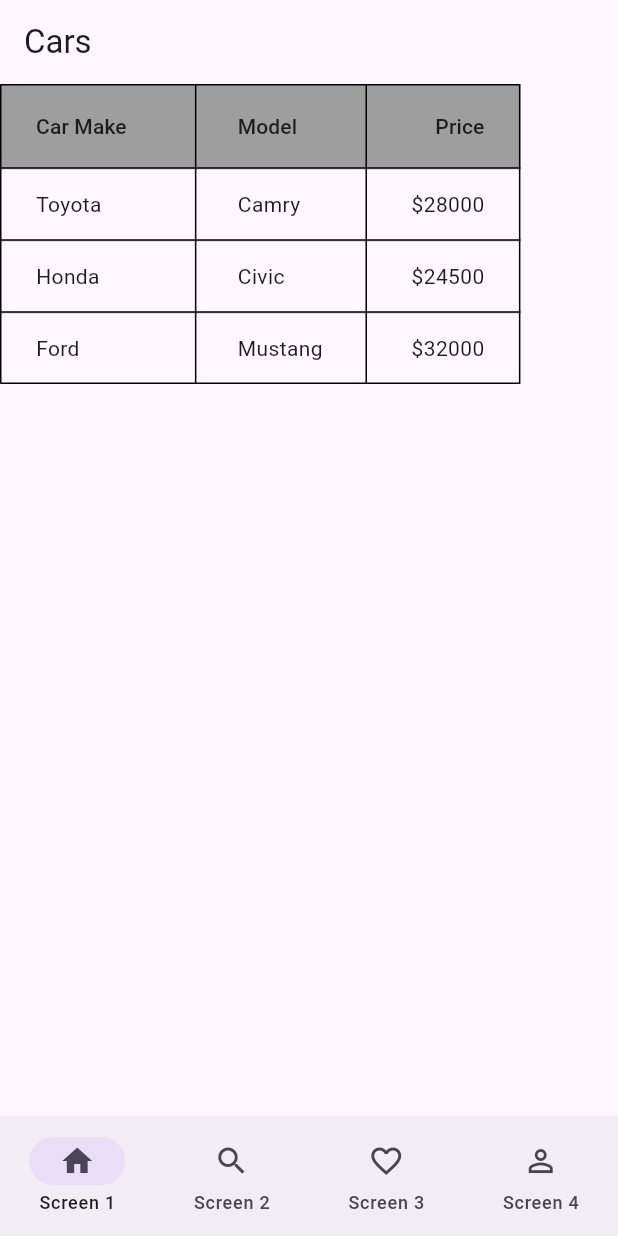
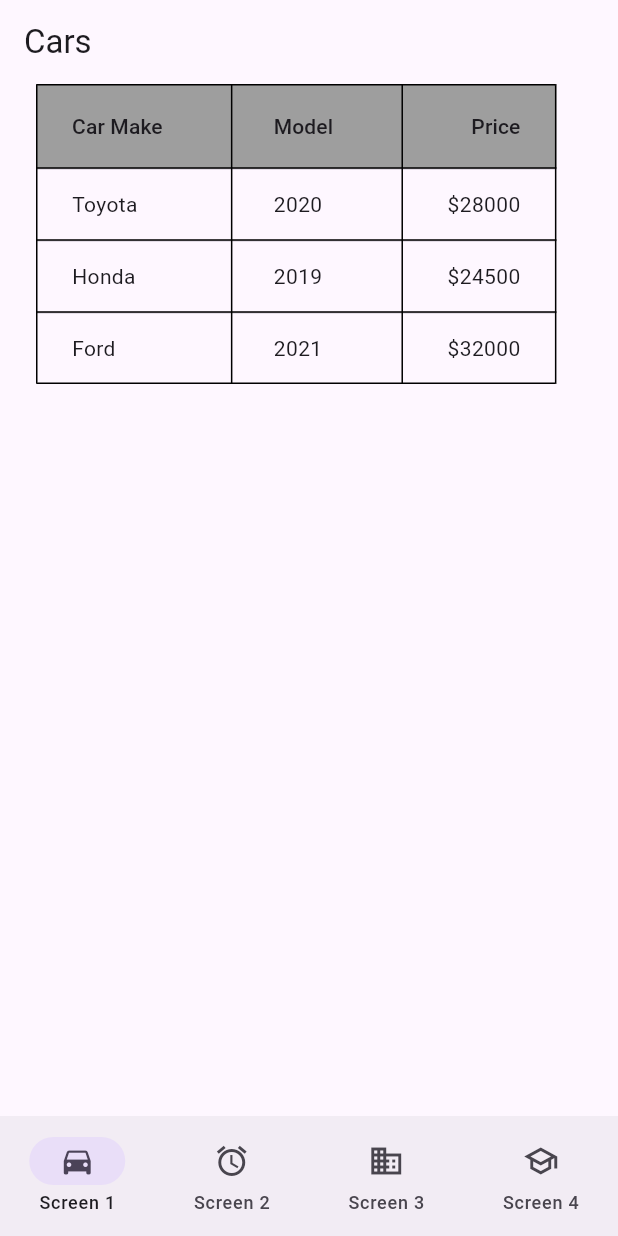
Before and after one commit to afqskb/TMA3084_G02_102719_Lab05_Lesson07, a Flutter app: the screen it shows after launch, on a phone screen of 412 x 824 dp. Run offline on Flutter 3.47's test engine with Material 3 defaults, Android fonts, the phone set to English and light mode, and no system bars; our stand-ins replace material_ui.

Commit message:
lab a b done

```diff
--- a/lib/main.dart
+++ b/lib/main.dart
@@ -56,23 +56,23 @@ class _BottomNavState extends State<BottomNav> {
         },
         destinations: const [
           NavigationDestination(
-            icon: Icon(Icons.home_outlined),
-            selectedIcon: Icon(Icons.home),
+            icon: Icon(Icons.directions_car_outlined),
+            selectedIcon: Icon(Icons.directions_car),
             label: 'Screen 1',
           ),
           NavigationDestination(
-            icon: Icon(Icons.search_outlined),
-            selectedIcon: Icon(Icons.search),
+            icon: Icon(Icons.alarm_outlined),
+            selectedIcon: Icon(Icons.alarm),
             label: 'Screen 2',
           ),
           NavigationDestination(
-            icon: Icon(Icons.favorite_outline),
-            selectedIcon: Icon(Icons.favorite),
+            icon: Icon(Icons.business_outlined),
+            selectedIcon: Icon(Icons.business),
             label: 'Screen 3',
           ),
           NavigationDestination(
-            icon: Icon(Icons.person_outline),
-            selectedIcon: Icon(Icons.person),
+            icon: Icon(Icons.school_outlined),
+            selectedIcon: Icon(Icons.school),
             label: 'Screen 4',
           ),
         ],
--- a/lib/screen1.dart
+++ b/lib/screen1.dart
@@ -6,7 +6,7 @@ import 'package:material_ui/material_ui.dart';
 
 class Car {
   final String make;
-  final String model;
+  final int model;
   final double price;
 
   Car({required this.make, required this.model, required this.price});
@@ -24,9 +24,9 @@ class _Screen1State extends State<Screen1> {
   bool sortAscending = true;
 
   List<Car> cars = [
-    Car(make: 'Toyota', model: 'Camry', price: 28000),
-    Car(make: 'Honda', model: 'Civic', price: 24500),
-    Car(make: 'Ford', model: 'Mustang', price: 32000),
+    Car(make: 'Toyota', model: 2020, price: 28000),
+    Car(make: 'Honda', model: 2019, price: 24500),
+    Car(make: 'Ford', model: 2021, price: 32000),
   ];
 
   void sortBy(int columnIndex, bool ascending, int Function(Car a, Car b) compare) {
@@ -40,9 +40,12 @@ class _Screen1State extends State<Screen1> {
   @override
   Widget build(BuildContext context) {
     return Scaffold(
+
       appBar: AppBar(title: const Text('Cars')),
       body: SingleChildScrollView(
         scrollDirection: Axis.horizontal,
+        child: Padding(
+        padding: const EdgeInsets.only(left: 24),
         child: DataTable(
           sortColumnIndex: sortColumnIndex,
           sortAscending: sortAscending,
@@ -67,12 +70,13 @@ class _Screen1State extends State<Screen1> {
             return DataRow(
               cells: [
                 DataCell(Text(car.make)),
-                DataCell(Text(car.model)),
+                DataCell(Text(car.model.toString())),
                 DataCell(Text('\$${car.price.toStringAsFixed(0)}')),
               ],
             );
           }).toList(),
         ),
+        )
       ),
     );
   }
```
